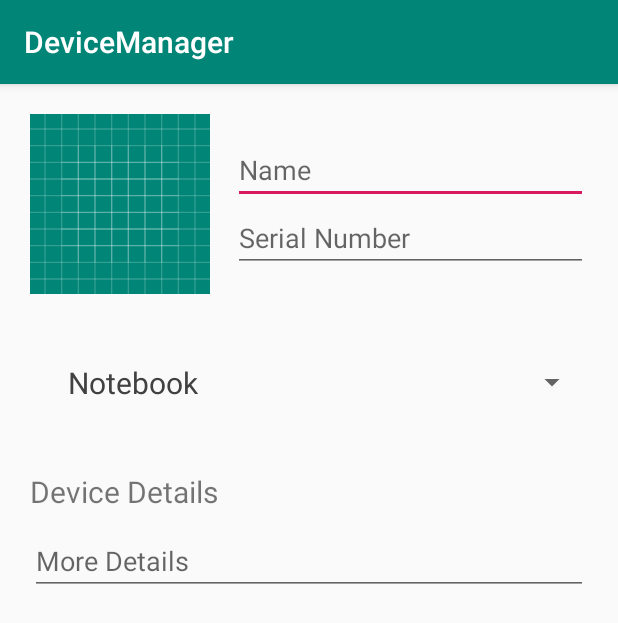
After one commit to prathanbomb/DeviceManager, an Android app: the fragment DeviceDetailFragment shown on its own in the app's theme, on a phone screen of 412 x 824 dp. The commit adds this screen. Shown: the top 623 px of the screen. Run offline under Robolectric (Android 15) with nearby library versions, the phone set to English and light mode, and no system bars.

Commit message:
Add DeviceDetailActivity

```diff
--- /dev/null
+++ b/app/src/main/java/com/example/devicemanager/activity/DeviceDetailActivity.java
@@ -0,0 +1,4 @@
+package com.example.devicemanager.activity;
+
+public class DeviceDetailActivity {
+}
--- /dev/null
+++ b/app/src/main/java/com/example/devicemanager/fragment/DeviceDetailFragment.java
@@ -0,0 +1,55 @@
+package com.example.devicemanager.fragment;
+
+import android.os.Bundle;
+import android.view.LayoutInflater;
+import android.view.View;
+import android.view.ViewGroup;
+import android.widget.ArrayAdapter;
+import android.widget.Spinner;
+
+import androidx.annotation.NonNull;
+import androidx.annotation.Nullable;
+import androidx.fragment.app.Fragment;
+
+import com.example.devicemanager.R;
+import com.example.devicemanager.manager.Contextor;
+
+public class DeviceDetailFragment extends Fragment {
+
+    Spinner spType ;
+
+    public static DeviceDetailFragment newInstances(){
+        DeviceDetailFragment fragment = new DeviceDetailFragment();
+        Bundle args = new Bundle();
+        fragment.setArguments(args);
+        return fragment;
+    }
+
+    @Override
+    public void onCreate(@Nullable Bundle savedInstanceState) {
+        super.onCreate(savedInstanceState);
+    }
+
+    @Nullable
+    @Override
+    public View onCreateView(@NonNull LayoutInflater inflater, @Nullable ViewGroup container, @Nullable Bundle savedInstanceState) {
+        View view = getLayoutInflater().inflate(R.layout.fragment_edit_detail, container, false);
+        initIntances(view,savedInstanceState);
+        return view;
+    }
+
+    public void init(){
+
+    }
+
+    public void initIntances(View view, Bundle savedInstanceState){
+
+        spType = view.findViewById(R.id.spinnerDeviceType);
+        ArrayAdapter<CharSequence> spinnerAdapter = ArrayAdapter.createFromResource(
+                Contextor.getInstance().getContext(),
+                R.array.device_types,
+                R.layout.spinner_item);
+        spinnerAdapter.setDropDownViewResource(R.layout.spinner_item);
+        spType.setAdapter(spinnerAdapter);
+    }
+}
--- /dev/null
+++ b/app/src/main/res/layout/fragment_edit_detail.xml
@@ -0,0 +1,78 @@
+<?xml version="1.0" encoding="utf-8"?>
+<ScrollView xmlns:android="http://schemas.android.com/apk/res/android"
+    android:layout_width="match_parent"
+    android:layout_height="match_parent">
+
+    <LinearLayout
+        android:layout_width="match_parent"
+        android:layout_height="wrap_content"
+        android:orientation="vertical"
+        android:padding="20dp">
+
+        <LinearLayout
+            android:layout_width="match_parent"
+            android:layout_height="wrap_content"
+            android:orientation="horizontal">
+
+            <ImageView
+                android:id="@+id/ivDevice"
+                android:layout_width="120dp"
+                android:layout_height="120dp"
+                android:layout_marginRight="15dp"
+                android:src="@drawable/ic_launcher_background" />
+
+            <LinearLayout
+                android:layout_width="match_parent"
+                android:layout_height="wrap_content"
+                android:layout_gravity="center"
+                android:orientation="vertical">
+
+                <EditText
+                    android:id="@+id/etOwnerName"
+                    android:layout_width="match_parent"
+                    android:layout_height="wrap_content"
+                    android:freezesText="true"
+                    android:hint="Name"
+                    android:inputType="text" />
+
+                <EditText
+                    android:id="@+id/etSerialNumber"
+                    android:layout_width="match_parent"
+                    android:layout_height="wrap_content"
+                    android:freezesText="true"
+                    android:hint="Serial Number"
+                    android:inputType="text" />
+
+            </LinearLayout>
+
+        </LinearLayout>
+
+        <Spinner
+            android:id="@+id/spinnerDeviceType"
+            android:layout_width="match_parent"
+            android:layout_height="wrap_content"
+            android:layout_marginTop="20dp"
+            android:gravity="center"
+            android:padding="10dp"
+            android:textSize="20sp" />
+
+        <TextView
+            android:layout_width="wrap_content"
+            android:layout_height="wrap_content"
+            android:layout_marginTop="20dp"
+            android:text="Device Details"
+            android:textSize="20sp" />
+
+
+        <EditText
+            android:id="@+id/etDeviceDetail"
+            android:layout_width="match_parent"
+            android:layout_height="wrap_content"
+            android:layout_marginTop="10dp"
+            android:freezesText="true"
+            android:hint="More Details"
+            android:inputType="text" />
+
+    </LinearLayout>
+
+</ScrollView>
--- /dev/null
+++ b/app/src/main/res/layout/spinner_item.xml
@@ -0,0 +1,9 @@
+<?xml version="1.0" encoding="utf-8"?>
+
+<TextView xmlns:android="http://schemas.android.com/apk/res/android"
+    android:layout_width="match_parent"
+    android:layout_height="wrap_content"
+    android:gravity="start"
+    android:padding="15dp"
+    android:textColor="@color/grey"
+    android:textSize="20dp" />
--- a/app/src/main/res/values/colors.xml
+++ b/app/src/main/res/values/colors.xml
@@ -3,4 +3,5 @@
     <color name="colorPrimary">#008577</color>
     <color name="colorPrimaryDark">#00574B</color>
     <color name="colorAccent">#D81B60</color>
+    <color name="grey">#414141</color>
 </resources>
--- a/app/src/main/res/values/strings.xml
+++ b/app/src/main/res/values/strings.xml
@@ -1,3 +1,9 @@
 <resources>
     <string name="app_name">DeviceManager</string>
+
+    <string-array name="device_types">
+        <item>Notebook</item>
+        <item>Others</item>
+    </string-array>
+
 </resources>
--- a/app/src/main/res/values/styles.xml
+++ b/app/src/main/res/values/styles.xml
@@ -8,4 +8,9 @@
         <item name="colorAccent">@color/colorAccent</item>
     </style>
 
+    <style name="TextViewDefault">
+        <item name="android:padding">10dp</item>
+        <item name="android:textSize">20sp</item>
+    </style>
+
 </resources>
```
Also changed, not shown: app/src/main/res/layout/activity_detail_device.xml (added, +11 -0 lines), app/src/main/res/layout/fragment_detail_device.xml (added, +77 -0 lines).
